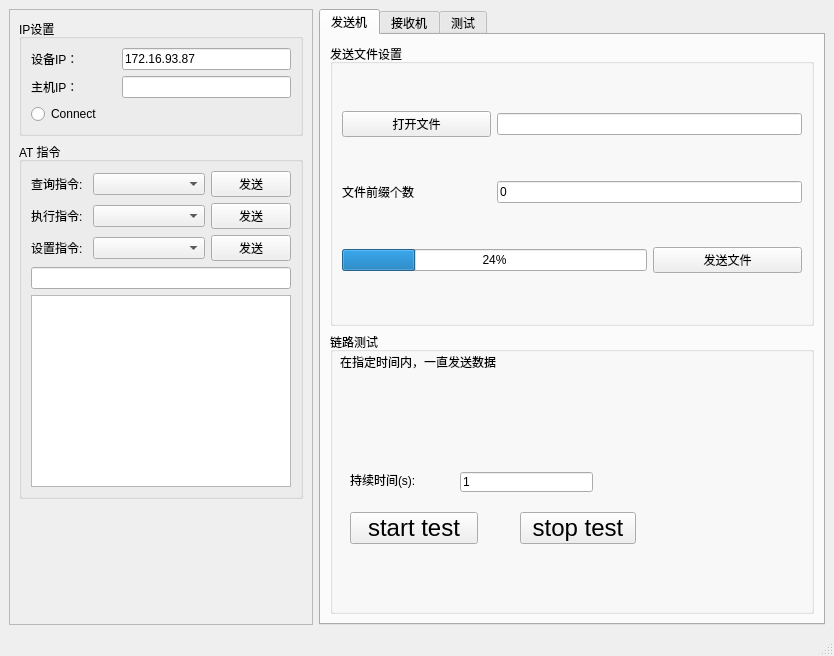
Qt form mainwindow.ui (kdurant/laserCom) before a commit.
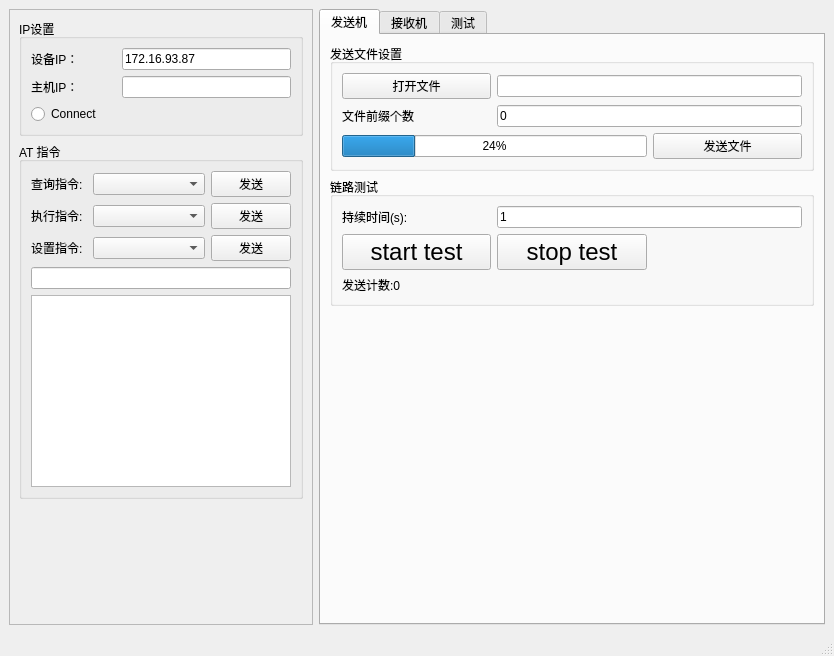
The same form after that commit. The open tabs and pages were chosen to show the change.

Diff of the .ui file:
```diff
--- a/mainwindow.ui
+++ b/mainwindow.ui
@@ -212,86 +212,71 @@
           <property name="title">
            <string>链路测试</string>
           </property>
-          <widget class="QLabel" name="label_7">
-           <property name="geometry">
-            <rect>
-             <x>10</x>
-             <y>22</y>
-             <width>331</width>
-             <height>16</height>
-            </rect>
-           </property>
-           <property name="text">
-            <string>在指定时间内，一直发送数据</string>
-           </property>
-          </widget>
-          <widget class="QPushButton" name="btn_sendTest">
-           <property name="geometry">
-            <rect>
-             <x>20</x>
-             <y>180</y>
-             <width>128</width>
-             <height>32</height>
-            </rect>
-           </property>
-           <property name="font">
-            <font>
-             <pointsize>18</pointsize>
-            </font>
-           </property>
-           <property name="text">
-            <string>start test</string>
-           </property>
-          </widget>
-          <widget class="QPushButton" name="btn_stopTest">
-           <property name="geometry">
-            <rect>
-             <x>190</x>
-             <y>180</y>
-             <width>116</width>
-             <height>32</height>
-            </rect>
-           </property>
-           <property name="font">
-            <font>
-             <pointsize>18</pointsize>
-            </font>
-           </property>
-           <property name="text">
-            <string>stop test</string>
-           </property>
-          </widget>
-          <widget class="QLineEdit" name="lineEdit_lastInterval">
-           <property name="geometry">
-            <rect>
-             <x>130</x>
-             <y>140</y>
-             <width>133</width>
-             <height>20</height>
-            </rect>
-           </property>
-           <property name="text">
-            <string>1</string>
-           </property>
-           <property name="readOnly">
-            <bool>false</bool>
-           </property>
-          </widget>
-          <widget class="QLabel" name="label_8">
-           <property name="geometry">
-            <rect>
-             <x>20</x>
-             <y>140</y>
-             <width>72</width>
-             <height>16</height>
-            </rect>
-           </property>
-           <property name="text">
-            <string>持续时间(s):</string>
-           </property>
-          </widget>
+          <layout class="QGridLayout" name="gridLayout_5">
+           <item row="1" column="0">
+            <widget class="QLabel" name="label_8">
+             <property name="text">
+              <string>持续时间(s):</string>
+             </property>
+            </widget>
+           </item>
+           <item row="1" column="1" colspan="2">
+            <widget class="QLineEdit" name="lineEdit_lastInterval">
+             <property name="text">
+              <string>1</string>
+             </property>
+             <property name="readOnly">
+              <bool>false</bool>
+             </property>
+            </widget>
+           </item>
+           <item row="3" column="0">
+            <widget class="QLabel" name="label_sendCnt">
+             <property name="text">
+              <string>发送计数:0</string>
+             </property>
+            </widget>
+           </item>
+           <item row="2" column="0">
+            <widget class="QPushButton" name="btn_sendTest">
+             <property name="font">
+              <font>
+               <pointsize>18</pointsize>
+              </font>
+             </property>
+             <property name="text">
+              <string>start test</string>
+             </property>
+            </widget>
+           </item>
+           <item row="2" column="1">
+            <widget class="QPushButton" name="btn_stopTest">
+             <property name="font">
+              <font>
+               <pointsize>18</pointsize>
+              </font>
+             </property>
+             <property name="text">
+              <string>stop test</string>
+             </property>
+            </widget>
+           </item>
+          </layout>
          </widget>
         </item>
+        <item>
+         <spacer name="verticalSpacer_3">
+          <property name="orientation">
+           <enum>Qt::Vertical</enum>
+          </property>
+          <property name="sizeHint" stdset="0">
+           <size>
+            <width>20</width>
+            <height>40</height>
+           </size>
+          </property>
+         </spacer>
+        </item>
        </layout>
       </widget>
       <widget class="QWidget" name="recv">
```
Left out of the diff: 136 changed lines with no effect on the pictures.
